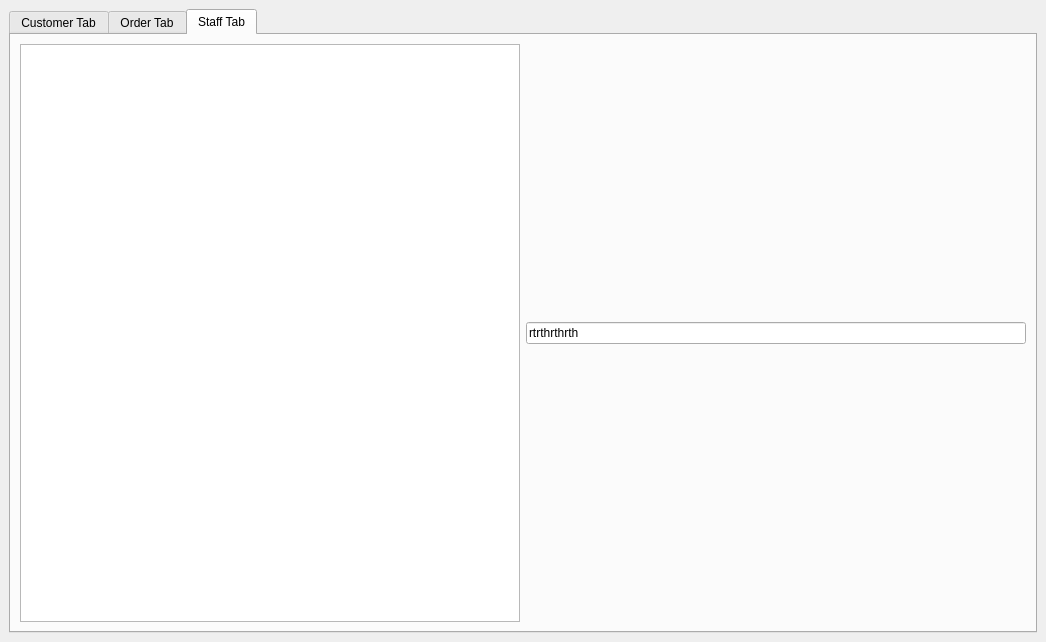
nivcoo/CESI-POO, file window/main/mainwindow.ui: the form before one commit.
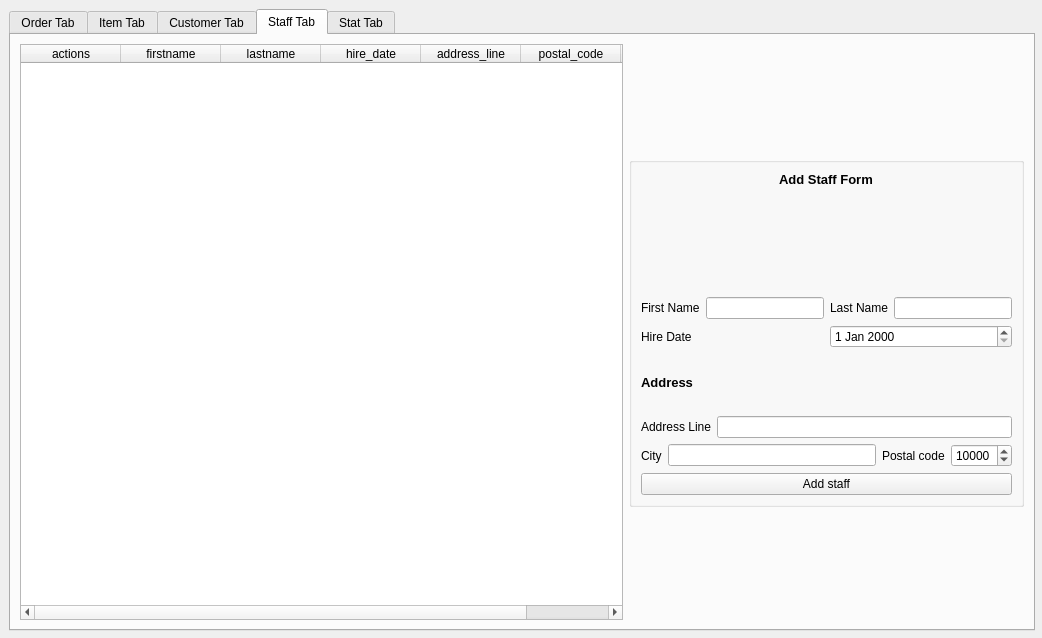
The form after the commit. The open tabs and pages were chosen to show the change.

Commit message: feat. add staff tab and fix other error

Diff of the .ui file:
```diff
--- a/window/main/mainwindow.ui
+++ b/window/main/mainwindow.ui
@@ -6,8 +6,8 @@
    <rect>
     <x>0</x>
     <y>0</y>
-    <width>1046</width>
-    <height>642</height>
+    <width>1042</width>
+    <height>638</height>
    </rect>
   </property>
   <property name="minimumSize">
@@ -64,6 +64,16 @@
         <property name="currentIndex">
          <number>0</number>
         </property>
+        <widget class="QWidget" name="orderTab">
+         <attribute name="title">
+          <string>Order Tab</string>
+         </attribute>
+        </widget>
+        <widget class="QWidget" name="itemTab">
+         <attribute name="title">
+          <string>Item Tab</string>
+         </attribute>
+        </widget>
         <widget class="QWidget" name="customerTab">
          <property name="styleSheet">
           <string notr="true"/>
@@ -455,36 +465,309 @@
           </item>
          </layout>
         </widget>
-        <widget class="QWidget" name="orderTab">
-         <attribute name="title">
-          <string>Order Tab</string>
-         </attribute>
-        </widget>
         <widget class="QWidget" name="staffTab">
          <attribute name="title">
           <string>Staff Tab</string>
          </attribute>
-         <layout class="QHBoxLayout" name="horizontalLayout_3">
+         <layout class="QHBoxLayout" name="horizontalLayout_5">
           <item>
-           <layout class="QHBoxLayout" name="horizontalLayout">
+           <layout class="QHBoxLayout" name="staffH1">
             <item>
-             <widget class="QTableView" name="tableView"/>
-            </item>
-           </layout>
-          </item>
-          <item>
-           <layout class="QHBoxLayout" name="horizontalLayout_2">
-            <item>
-             <widget class="QLineEdit" name="staffTabFirstNameInput">
-              <property name="text">
-               <string>rtrthrthrth</string>
+             <widget class="QTableWidget" name="staffListTable">
+              <property name="autoFillBackground">
+               <bool>false</bool>
               </property>
+              <property name="styleSheet">
+               <string notr="true"/>
+              </property>
+              <property name="editTriggers">
+               <set>QAbstractItemView::NoEditTriggers</set>
+              </property>
+              <property name="showGrid">
+               <bool>true</bool>
+              </property>
+              <property name="gridStyle">
+               <enum>Qt::SolidLine</enum>
+              </property>
+              <property name="sortingEnabled">
+               <bool>true</bool>
+              </property>
+              <attribute name="verticalHeaderShowSortIndicator" stdset="0">
+               <bool>false</bool>
+              </attribute>
+              <column>
+               <property name="text">
+                <string>actions</string>
+               </property>
+              </column>
+              <column>
+               <property name="text">
+                <string>firstname</string>
+               </property>
+              </column>
+              <column>
+               <property name="text">
+                <string>lastname</string>
+               </property>
+              </column>
+              <column>
+               <property name="text">
+                <string>hire_date</string>
+               </property>
+              </column>
+              <column>
+               <property name="text">
+                <string>address_line</string>
+               </property>
+              </column>
+              <column>
+               <property name="text">
+                <string>postal_code</string>
+               </property>
+              </column>
+              <column>
+               <property name="text">
+                <string>city</string>
+               </property>
+              </column>
              </widget>
             </item>
            </layout>
           </item>
+          <item>
+           <widget class="QGroupBox" name="staffFormBox">
+            <property name="maximumSize">
+             <size>
+              <width>395</width>
+              <height>350</height>
+             </size>
+            </property>
+            <layout class="QVBoxLayout" name="verticalLayout_3">
+             <property name="sizeConstraint">
+              <enum>QLayout::SetNoConstraint</enum>
+             </property>
+             <item>
+              <layout class="QVBoxLayout" name="staffFormTitleLayout">
+               <item alignment="Qt::AlignHCenter|Qt::AlignTop">
+                <widget class="QLabel" name="titleStaff">
+                 <property name="sizePolicy">
+                  <sizepolicy hsizetype="Preferred" vsizetype="Preferred">
+                   <horstretch>0</horstretch>
+                   <verstretch>0</verstretch>
+                  </sizepolicy>
+                 </property>
+                 <property name="font">
+                  <font>
+                   <family>MS Shell Dlg 2</family>
+                   <pointsize>10</pointsize>
+                   <weight>75</weight>
+                   <bold>true</bold>
+                  </font>
+                 </property>
+                 <property name="accessibleName">
+                  <string>titlestaff</string>
+                 </property>
+                 <property name="text">
+                  <string>Add Staff Form</string>
+                 </property>
+                </widget>
+               </item>
+              </layout>
+             </item>
+             <item>
+              <widget class="QSpinBox" name="staffFormID">
+               <property name="acceptDrops">
+                <bool>false</bool>
+               </property>
+               <property name="accessibleName">
+                <string>staffFormID</string>
+               </property>
+               <property name="styleSheet">
+                <string notr="true">width:0px;
+                                                                    height:0px;
+                                                                    border:none;
+                                                                </string>
+               </property>
+              </widget>
+             </item>
+             <item>
+              <layout class="QHBoxLayout" name="staffH2">
+               <item>
+                <layout class="QHBoxLayout" name="staffH3">
+                 <item>
+                  <widget class="QLabel" name="staffL1">
+                   <property name="text">
+                    <string>First Name</string>
+                   </property>
+                  </widget>
+                 </item>
+                 <item>
+                  <widget class="QLineEdit" name="staffFormFirstName">
+                   <property name="styleSheet">
+                    <string notr="true"/>
+                   </property>
+                  </widget>
+                 </item>
+                </layout>
+               </item>
+               <item>
+                <layout class="QHBoxLayout" name="staffH4">
+                 <item>
+                  <widget class="QLabel" name="staffL2">
+                   <property name="text">
+                    <string>Last Name</string>
+                   </property>
+                  </widget>
+                 </item>
+                 <item>
+                  <widget class="QLineEdit" name="staffFormLastName"/>
+                 </item>
+                </layout>
+               </item>
+              </layout>
+             </item>
+             <item>
+              <layout class="QHBoxLayout" name="staffH5">
+               <item>
+                <widget class="QLabel" name="staffL3">
+                 <property name="text">
+                  <string>Hire Date</string>
+                 </property>
+                </widget>
+               </item>
+               <item>
+                <widget class="QDateEdit" name="staffFormHireDate">
+                 <property name="acceptDrops">
+                  <bool>false</bool>
+                 </property>
+                 <property name="accelerated">
+                  <bool>false</bool>
+                 </property>
+                 <property name="currentSection">
+                  <enum>QDateTimeEdit::DaySection</enum>
+                 </property>
+                 <property name="calendarPopup">
+                  <bool>false</bool>
+                 </property>
+                </widget>
+               </item>
+              </layout>
+             </item>
+             <item>
+              <layout class="QHBoxLayout" name="staffH6">
+               <item>
+                <layout class="QVBoxLayout" name="staffV1">
+                 <item>
+                  <widget class="QLabel" name="staffL7">
+                   <property name="font">
+                    <font>
+                     <family>MS Shell Dlg 2</family>
+                     <pointsize>10</pointsize>
+                     <weight>75</weight>
+                     <bold>true</bold>
+                    </font>
+                   </property>
+                   <property name="text">
+                    <string>Address</string>
+                   </property>
+                  </widget>
+                 </item>
+                 <item>
+                  <layout class="QHBoxLayout" name="staffH7">
+                   <item>
+                    <widget class="QLabel" name="staffL4">
+                     <property name="text">
+                      <string>Address Line</string>
+                     </property>
+                    </widget>
+                   </item>
+                   <item>
+                    <widget class="QLineEdit" name="staffFormAddressLine"/>
+                   </item>
+                  </layout>
+                 </item>
+                 <item>
+                  <layout class="QHBoxLayout" name="staffH8">
+                   <item>
+                    <layout class="QHBoxLayout" name="staffH9">
+                     <item>
+                      <widget class="QLabel" name="staffL5">
+                       <property name="text">
+                        <string>City</string>
+                       </property>
+                      </widget>
+                     </item>
+                     <item>
+                      <widget class="QLineEdit" name="staffFormCity"/>
+                     </item>
+                    </layout>
+                   </item>
+                   <item>
+                    <layout class="QHBoxLayout" name="staffH10">
+                     <item>
+                      <widget class="QLabel" name="staffL6">
+                       <property name="text">
+                        <string>Postal code</string>
+                       </property>
+                      </widget>
+                     </item>
+                     <item>
+                      <widget class="QSpinBox" name="staffFormPostalCode">
+                       <property name="minimum">
+                        <number>0</number>
+                       </property>
+                       <property name="maximum">
+                        <number>99999</number>
+                       </property>
+                       <property name="stepType">
+                        <enum>QAbstractSpinBox::DefaultStepType</enum>
+                       </property>
+                       <property name="value">
+                        <number>10000</number>
+                       </property>
+                       <property name="displayIntegerBase">
+                        <number>10</number>
+                       </property>
+                      </widget>
+                     </item>
+                    </layout>
+                   </item>
+                  </layout>
+                 </item>
+                </layout>
+               </item>
+              </layout>
+             </item>
+             <item>
+              <layout class="QHBoxLayout" name="staffH16">
+               <item>
+                <widget class="QPushButton" name="pushButtonAddStaff">
+                 <property name="cursor">
+                  <cursorShape>PointingHandCursor</cursorShape>
+                 </property>
+                 <property name="accessibleName">
+                  <string>pushButtonAddstaff</string>
+                 </property>
+                 <property name="autoFillBackground">
+                  <bool>false</bool>
+                 </property>
+                 <property name="text">
+                  <string>Add staff</string>
+                 </property>
+                </widget>
+               </item>
+              </layout>
+             </item>
+            </layout>
+           </widget>
+          </item>
          </layout>
         </widget>
+        <widget class="QWidget" name="statTab">
+         <attribute name="title">
+          <string>Stat Tab</string>
+         </attribute>
+        </widget>
        </widget>
       </item>
      </layout>
```
Left out of the diff: 69 changed lines with no effect on the pictures. The commit also changes 8 other files.
